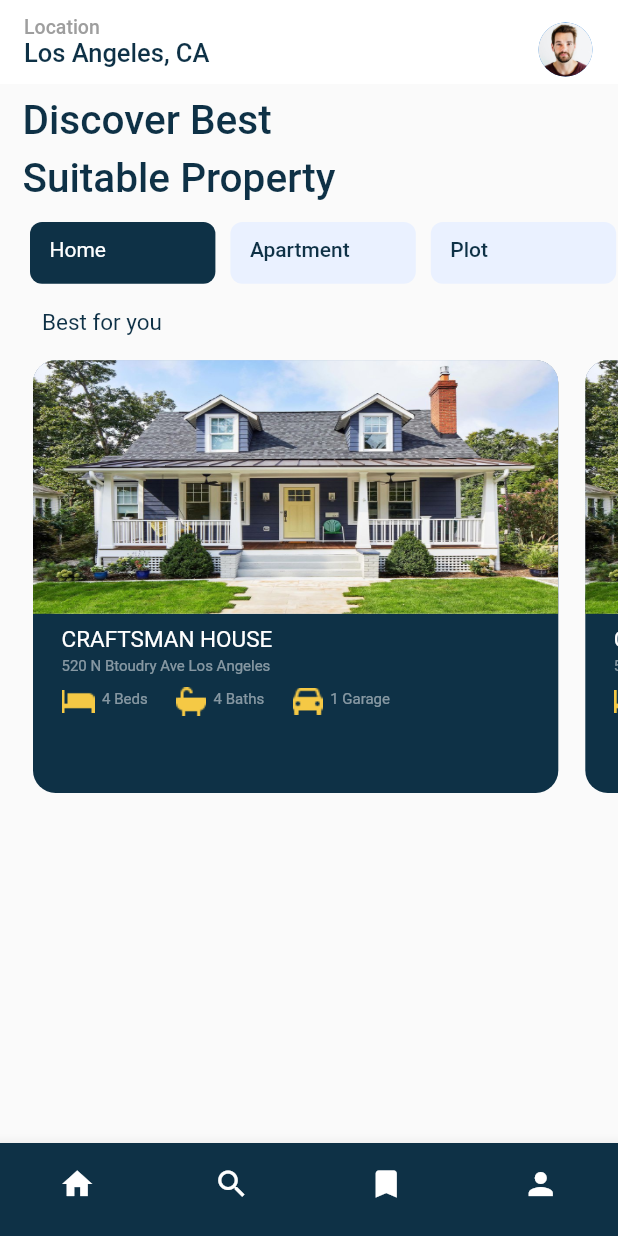
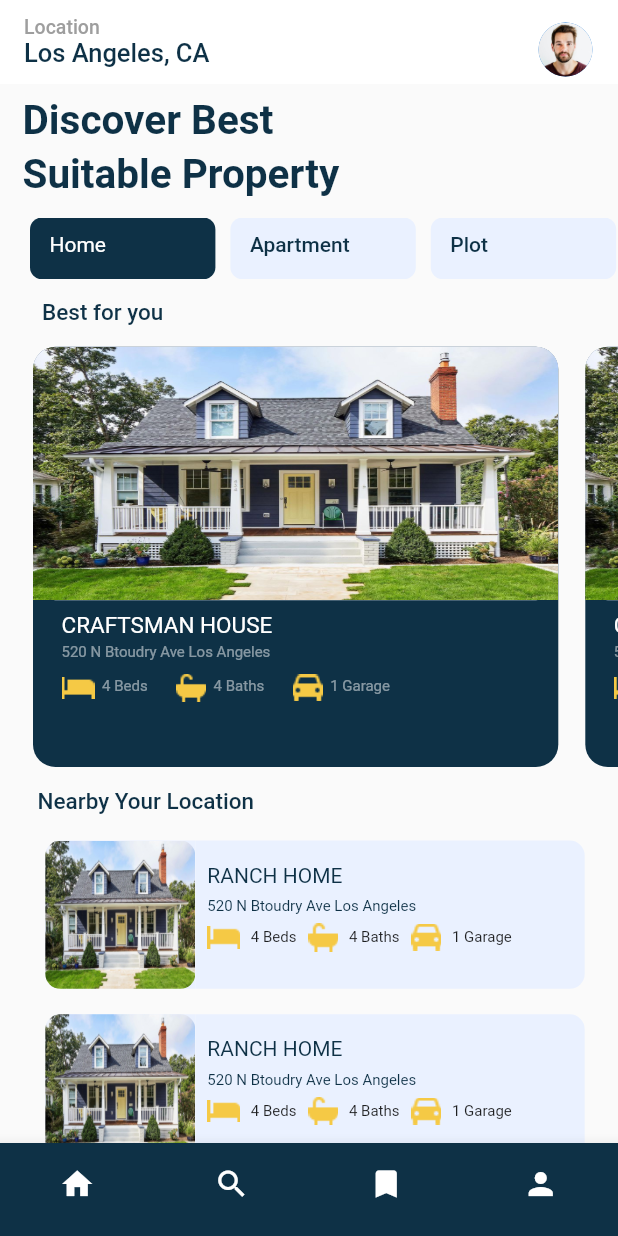
Before and after one commit to hamzar98980/Flutter-property-app, a Flutter app: the Property screen opened directly, on a phone screen of 412 x 824 dp. Run offline on Flutter 3.47's test engine with Material 2 defaults, Android fonts, the light colour scheme and no system bars.

Commit message:
property page

```diff
--- a/lib/components/alert.dart
+++ b/lib/components/alert.dart
@@ -139,7 +139,7 @@ class Prop extends StatelessWidget {
         Padding(
           padding: const EdgeInsets.only(top: 8),
           child: Container(
-            height: MediaQuery.of(context).size.height * 0.35,
+            height: MediaQuery.of(context).size.height * 0.34,
             width: MediaQuery.of(context).size.width * 0.85,
             decoration: BoxDecoration(
                 color: Color(colorconst.primarycolor),
@@ -263,3 +263,121 @@ class Prop extends StatelessWidget {
     );
   }
 }
+
+class Nearby extends StatelessWidget {
+  const Nearby({super.key});
+
+  @override
+  Widget build(BuildContext context) {
+    return Row(
+      mainAxisAlignment: MainAxisAlignment.center,
+      children: [
+        Container(
+          width: 100,
+          height: MediaQuery.of(context).size.height * 0.12,
+          decoration: BoxDecoration(
+            color: Color(colorconst.boxfill),
+            borderRadius: const BorderRadius.only(
+              topLeft: Radius.circular(10),
+              bottomLeft: Radius.circular(10),
+            ),
+          ),
+          child: ClipRRect(
+            borderRadius: BorderRadius.circular(10),
+            child: Image.asset(
+              "assets/Images/house1.jpg",
+              fit: BoxFit.fill,
+            ),
+          ),
+        ),
+        Container(
+          width: MediaQuery.of(context).size.width * 0.63,
+          height: MediaQuery.of(context).size.height * 0.12,
+          decoration: BoxDecoration(
+            color: Color(colorconst.boxfill),
+            borderRadius: const BorderRadius.only(
+              topRight: Radius.circular(10),
+              bottomRight: Radius.circular(10),
+            ),
+          ),
+          child: Column(
+            children: [
+              Row(
+                crossAxisAlignment: CrossAxisAlignment.start,
+                children: [
+                  Padding(
+                    padding: const EdgeInsets.fromLTRB(8, 15, 2, 2),
+                    child: Text(
+                      Text_comp.rnhome,
+                      style: TextStyle(color: Color(colorconst.primarycolor)),
+                    ),
+                  ),
+                ],
+              ),
+              Row(
+                crossAxisAlignment: CrossAxisAlignment.start,
+                children: [
+                  Padding(
+                    padding: const EdgeInsets.fromLTRB(8, 5, 2, 2),
+                    child: Text(
+                      Text_comp.address2,
+                      style: TextStyle(
+                        fontSize: 10,
+                        color: Color(
+                          colorconst.primarycolor,
+                        ),
+                      ),
+                    ),
+                  ),
+                ],
+              ),
+              Row(
+                children: [
+                  Padding(
+                    padding: EdgeInsets.fromLTRB(8, 3, 2, 0),
+                    child: Image.asset("assets/Images/bed1.png"),
+                  ),
+                  Padding(
+                    padding: const EdgeInsets.fromLTRB(5, 3, 0, 0),
+                    child: Text(
+                      Text_comp.bed4,
+                      style: const TextStyle(
+                        fontSize: 10,
+                      ),
+                    ),
+                  ),
+                  Padding(
+                    padding: EdgeInsets.fromLTRB(8, 3, 2, 0),
+                    child: Image.asset("assets/Images/bath.png"),
+                  ),
+                  Padding(
+                    padding: const EdgeInsets.fromLTRB(5, 3, 0, 0),
+                    child: Text(
+                      Text_comp.bath4,
+                      style: const TextStyle(
+                        fontSize: 10,
+                      ),
+                    ),
+                  ),
+                  Padding(
+                    padding: EdgeInsets.fromLTRB(8, 3, 2, 0),
+                    child: Image.asset("assets/Images/garage.png"),
+                  ),
+                  Padding(
+                    padding: const EdgeInsets.fromLTRB(5, 3, 0, 0),
+                    child: Text(
+                      Text_comp.garage,
+                      style: const TextStyle(
+                        fontSize: 10,
+                      ),
+                    ),
+                  ),
+                ],
+              )
+            ],
+          ),
+        )
+      ],
+    );
+  }
+}
--- a/lib/screens/property.dart
+++ b/lib/screens/property.dart
@@ -60,7 +60,7 @@ class Property extends StatelessWidget {
         ],
       ),
       appBar: AppBar(
-        systemOverlayStyle: SystemUiOverlayStyle(
+        systemOverlayStyle: const SystemUiOverlayStyle(
           statusBarColor: Colors.white, // Status bar
         ),
         backgroundColor: Colors.white,
@@ -92,17 +92,18 @@ class Property extends StatelessWidget {
           ),
         ],
       ),
-      body: Container(
+      body: SingleChildScrollView(
+        child: Container(
           child: Column(
             children: [
               Row(
                 children: [
                   Padding(
-                  padding: const EdgeInsets.fromLTRB(15, 8, 8, 5),
+                    padding: const EdgeInsets.fromLTRB(15, 8, 8, 2),
                     child: Text(
                       Text_comp.discover,
                       style: TextStyle(
-                        fontWeight: FontWeight.w500,
+                          fontWeight: FontWeight.w600,
                           fontSize: 27,
                           color: Color(colorconst.primarycolor)),
                     ),
@@ -116,7 +117,7 @@ class Property extends StatelessWidget {
                     child: Text(
                       Text_comp.sutable,
                       style: TextStyle(
-                        fontWeight: FontWeight.w500,
+                          fontWeight: FontWeight.w600,
                           fontSize: 27,
                           color: Color(colorconst.primarycolor)),
                     ),
@@ -127,11 +128,14 @@ class Property extends StatelessWidget {
               Row(
                 children: [
                   Padding(
-                  padding: const EdgeInsets.fromLTRB(28, 12, 0, 5),
+                    padding: const EdgeInsets.fromLTRB(28, 8, 0, 3),
                     child: Text(
                       Text_comp.bestfor,
                       style: TextStyle(
-                        fontSize: 15, color: Color(colorconst.primarycolor)),
+                        fontWeight: FontWeight.w500,
+                        fontSize: 15,
+                        color: Color(colorconst.primarycolor),
+                      ),
                     ),
                   )
                 ],
@@ -155,9 +159,30 @@ class Property extends StatelessWidget {
                   )
                 ],
               ),
-
-            // Prop(),
+              Row(
+                children: [
+                  Padding(
+                    padding: const EdgeInsets.fromLTRB(25, 12, 0, 5),
+                    child: Text(
+                      Text_comp.nearby,
+                      style: TextStyle(
+                          fontWeight: FontWeight.w500,
+                          fontSize: 15,
+                          color: Color(colorconst.primarycolor)),
+                    ),
+                  )
                 ],
+              ),
+              const Padding(
+                padding: EdgeInsets.fromLTRB(8, 12, 0, 5),
+                child: Nearby(),
+              ),
+              const Padding(
+                padding: EdgeInsets.fromLTRB(8, 12, 0, 10),
+                child: Nearby(),
+              ),
+            ],
+          ),
         ),
       ),
     );
--- a/lib/utils/text_comp.dart
+++ b/lib/utils/text_comp.dart
@@ -19,4 +19,7 @@ class Text_comp {
   static String bed4 = "4 Beds";
   static String bath4 = "4 Baths";
   static String garage = "1 Garage";
+  static String nearby = "Nearby Your Location";
+  static String rnhome = "RANCH HOME";
+  static String address2 = "520 N Btoudry Ave Los Angeles";
 }
```
Lines whose indentation alone changed are shown as unchanged.
